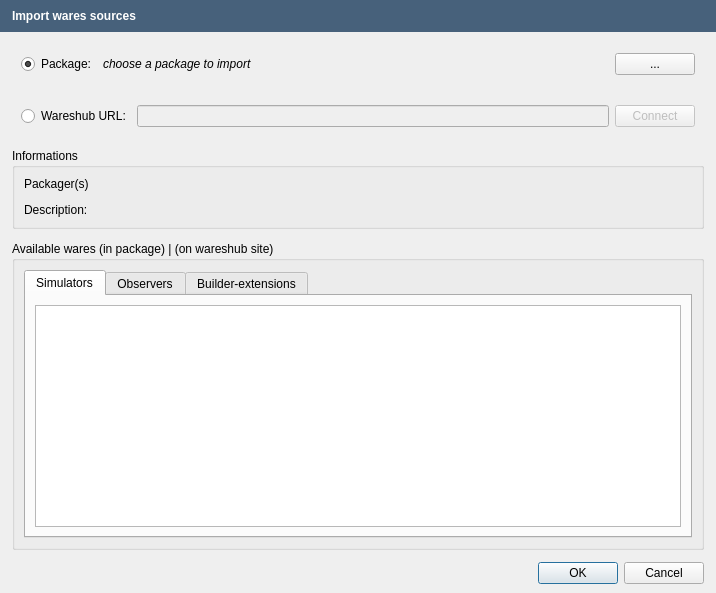
OpenFLUID/openfluid, file src/openfluid/ui/waresdev/WaresSrcImportDialog.ui: the form before one commit.
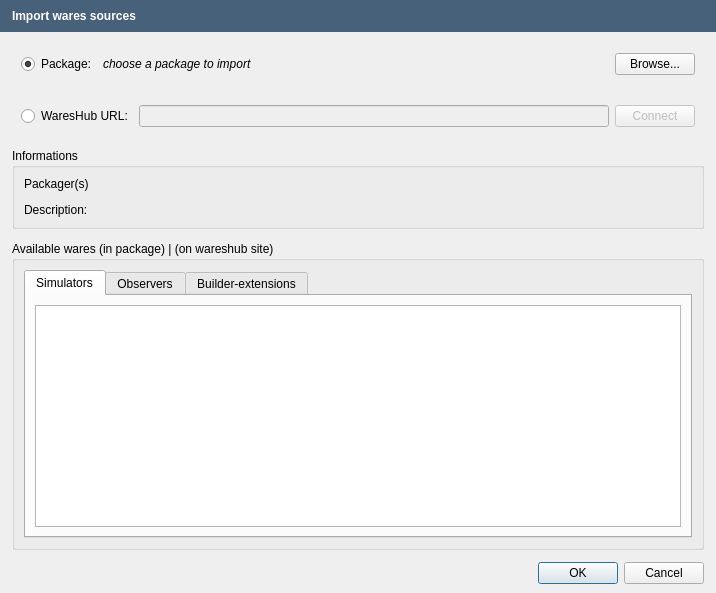
The form after the commit.

Patch:
```diff
--- a/src/openfluid/ui/waresdev/WaresSrcImportDialog.ui
+++ b/src/openfluid/ui/waresdev/WaresSrcImportDialog.ui
@@ -115,7 +115,7 @@
         <item>
          <widget class="QPushButton" name="PackagePathButton">
           <property name="text">
-           <string>...</string>
+           <string>Browse...</string>
           </property>
          </widget>
         </item>
@@ -128,7 +128,7 @@
         <item>
          <widget class="QRadioButton" name="WareshubRadioButton">
           <property name="text">
-           <string>Wareshub URL:</string>
+           <string>WaresHub URL:</string>
           </property>
           <attribute name="buttonGroup">
            <string notr="true">SourceButtonGroup</string>
```
Left out of the diff: 2 changed lines with no effect on the pictures.
